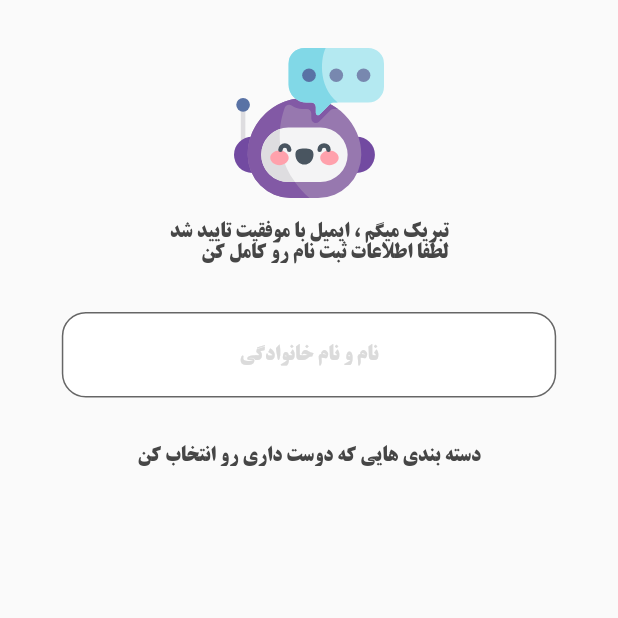
After one commit to SayyehBan/tec, a Flutter app: the MyCategories screen opened directly, on a phone screen of 412 x 824 dp, the top half of it. The commit adds this screen. Run offline on Flutter 3.47's test engine with Material 2 defaults, Android fonts, the phone set to English and light mode, and no system bars; our stand-ins replace flutter_spinkit, flutter_svg.

Commit message:
دسته بندی کارت

```diff
--- /dev/null
+++ b/lib/screen/categories/myCategories.dart
@@ -0,0 +1,65 @@
+// ignore_for_file: file_names
+
+import 'package:flutter/material.dart';
+import 'package:flutter_svg/flutter_svg.dart';
+import 'package:tec/gen/assets.gen.dart';
+import 'package:tec/utilities/myString.dart';
+import 'package:tec/utilities/sizerScreen.dart';
+
+class MyCategories extends StatelessWidget {
+  const MyCategories({super.key});
+
+  @override
+  Widget build(BuildContext context) {
+    var size = SizeScreen(context).size;
+    var bodyMargin = SizeScreen(context).bodyMargin;
+    ThemeData themeData = Theme.of(context);
+    return SafeArea(
+        child: Scaffold(
+      body: SingleChildScrollView(
+        physics: const BouncingScrollPhysics(),
+        child: Padding(
+          padding: EdgeInsets.only(right: bodyMargin, left: bodyMargin),
+          child: Center(
+            child: Column(
+                crossAxisAlignment: CrossAxisAlignment.center,
+                mainAxisAlignment: MainAxisAlignment.center,
+                children: [
+                  const SizedBox(
+                    height: 32,
+                  ),
+                  SvgPicture.asset(
+                    Assets.icons.tecbot,
+                    height: 100,
+                  ),
+                  const SizedBox(
+                    height: 16,
+                  ),
+                  Text(
+                    MyStrings.congratulations,
+                    style: themeData.textTheme.bodyLarge,
+                  ),
+                  const SizedBox(
+                    height: 32,
+                  ),
+                  TextField(
+                    textAlign: TextAlign.center,
+                    decoration: InputDecoration(
+                        hintText: "نام و نام خانوادگی",
+                        alignLabelWithHint: true,
+                        hintStyle: themeData.textTheme.displayLarge),
+                  ),
+                  const SizedBox(
+                    height: 32,
+                  ),
+                  Text(
+                    MyStrings.chooseCag,
+                    style: themeData.textTheme.bodyLarge,
+                  ),
+                ]),
+          ),
+        ),
+      ),
+    ));
+  }
+}
--- a/lib/screen/register/registerIntro.dart
+++ b/lib/screen/register/registerIntro.dart
@@ -3,9 +3,9 @@
 import 'package:flutter/material.dart';
 import 'package:flutter_svg/flutter_svg.dart';
 import 'package:tec/gen/assets.gen.dart';
+import 'package:tec/screen/categories/myCategories.dart';
 import 'package:tec/utilities/myString.dart';
 import 'package:tec/utilities/sizerScreen.dart';
-import 'package:validators/validators.dart';
 
 class RegisterIntro extends StatelessWidget {
   const RegisterIntro({super.key});
@@ -76,7 +76,7 @@ class RegisterIntro extends StatelessWidget {
                   padding: const EdgeInsets.all(24),
                   child: TextField(
                     onChanged: (value) {
-                      print(isEmail(value));
+                      // print(isEmail(value));
                     },
                     textAlign: TextAlign.center,
                     decoration: InputDecoration(
@@ -126,16 +126,19 @@ class RegisterIntro extends StatelessWidget {
                 Padding(
                   padding: const EdgeInsets.all(24),
                   child: TextField(
-                    onChanged: (value) {
-                      print(isEmail(value));
-                    },
                     textAlign: TextAlign.center,
                     decoration: InputDecoration(
                         hintText: "*****",
                         hintStyle: themeData.textTheme.displayLarge),
                   ),
                 ),
-                ElevatedButton(onPressed: () {}, child: const Text("ادامه"))
+                ElevatedButton(
+                    onPressed: () {
+                      Navigator.of(context).pushReplacement(MaterialPageRoute(
+                        builder: (context) => const MyCategories(),
+                      ));
+                    },
+                    child: const Text("ادامه"))
               ],
             )),
           ),
--- a/lib/utilities/myString.dart
+++ b/lib/utilities/myString.dart
@@ -11,7 +11,10 @@ class MyStrings {
   static const String myFavoritePodcasts = "پادکست های مورد علاقه من";
   static const String logOut = "خروج از حساب کاربری";
   static const String insertYourEmail = "لطفا ایمیلت رو وارد کن";
-  static const String activeCode = "کد فعال سازی رو وارد کن ";
+  static const String activeCode = "کد فعال سازی رو وارد کن";
+  static const String chooseCag = "دسته بندی هایی که دوست داری رو انتخاب کن";
+  static const String congratulations = """تبریک میگم ، ایمیل با موفقیت تایید شد
+لطفا اطلاعات ثبت نام رو کامل کن""";
   static const String welcome = """به تک‌بلاگ خوش اومدی
 
 برای ارسال مطلب و پادکست باید حتما
```
